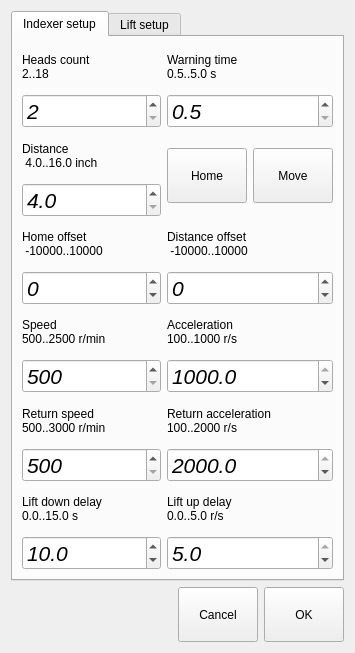
mishkoLitvin/L_Aries-progect, file indexersettingdialog.ui: the form before one commit.
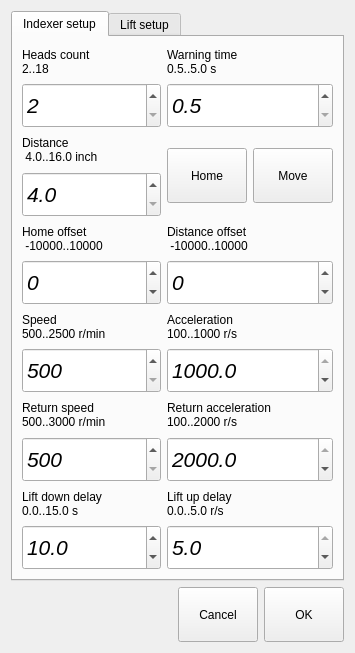
The form after the commit.

Commit message: Ui setup canged, setting windows to panel move

Patch:
```diff
--- a/indexersettingdialog.ui
+++ b/indexersettingdialog.ui
@@ -39,6 +39,12 @@
          </item>
          <item>
           <widget class="QDoubleSpinBox" name="spinBoxHeadsCount">
+           <property name="minimumSize">
+            <size>
+             <width>0</width>
+             <height>45</height>
+            </size>
+           </property>
            <property name="font">
             <font>
              <pointsize>16</pointsize>
@@ -70,6 +76,12 @@
          </item>
          <item>
           <widget class="QDoubleSpinBox" name="dSpinBoxWarningTime">
+           <property name="minimumSize">
+            <size>
+             <width>0</width>
+             <height>45</height>
+            </size>
+           </property>
            <property name="font">
             <font>
              <pointsize>16</pointsize>
@@ -107,6 +119,12 @@
          </item>
          <item>
           <widget class="QDoubleSpinBox" name="dSpinBoxIndexDistance">
+           <property name="minimumSize">
+            <size>
+             <width>0</width>
+             <height>45</height>
+            </size>
+           </property>
            <property name="font">
             <font>
              <pointsize>16</pointsize>
@@ -171,6 +189,12 @@
          </item>
          <item>
           <widget class="QDoubleSpinBox" name="spinBoxIndexHomeOffset">
+           <property name="minimumSize">
+            <size>
+             <width>0</width>
+             <height>45</height>
+            </size>
+           </property>
            <property name="font">
             <font>
              <pointsize>16</pointsize>
@@ -205,6 +229,12 @@
          </item>
          <item>
           <widget class="QDoubleSpinBox" name="spinBoxIndexDistanceOffcet">
+           <property name="minimumSize">
+            <size>
+             <width>0</width>
+             <height>45</height>
+            </size>
+           </property>
            <property name="font">
             <font>
              <pointsize>16</pointsize>
@@ -239,6 +269,12 @@
          </item>
          <item>
           <widget class="QDoubleSpinBox" name="spinBoxIndexSpeed">
+           <property name="minimumSize">
+            <size>
+             <width>0</width>
+             <height>45</height>
+            </size>
+           </property>
            <property name="font">
             <font>
              <pointsize>16</pointsize>
@@ -273,6 +309,12 @@
          </item>
          <item>
           <widget class="QDoubleSpinBox" name="dSpinBoxIndexAccel">
+           <property name="minimumSize">
+            <size>
+             <width>0</width>
+             <height>45</height>
+            </size>
+           </property>
            <property name="font">
             <font>
              <pointsize>16</pointsize>
@@ -310,6 +352,12 @@
          </item>
          <item>
           <widget class="QDoubleSpinBox" name="spinBoxindexSpeedRet">
+           <property name="minimumSize">
+            <size>
+             <width>0</width>
+             <height>45</height>
+            </size>
+           </property>
            <property name="font">
             <font>
              <pointsize>16</pointsize>
@@ -344,6 +392,12 @@
          </item>
          <item>
           <widget class="QDoubleSpinBox" name="dSpinBoxIndexAccelRet">
+           <property name="minimumSize">
+            <size>
+             <width>0</width>
+             <height>45</height>
+            </size>
+           </property>
            <property name="font">
             <font>
              <pointsize>16</pointsize>
@@ -381,6 +435,12 @@
          </item>
          <item>
           <widget class="QDoubleSpinBox" name="dSpinBoxLiftDownDelay">
+           <property name="minimumSize">
+            <size>
+             <width>0</width>
+             <height>45</height>
+            </size>
+           </property>
            <property name="font">
             <font>
              <pointsize>16</pointsize>
@@ -418,6 +478,12 @@
          </item>
          <item>
           <widget class="QDoubleSpinBox" name="dSpinBoxLiftUpDelay">
+           <property name="minimumSize">
+            <size>
+             <width>0</width>
+             <height>45</height>
+            </size>
+           </property>
            <property name="font">
             <font>
              <pointsize>16</pointsize>
```
Left out of the diff: 24 changed lines with no effect on the pictures. The commit also changes 6 other files.
